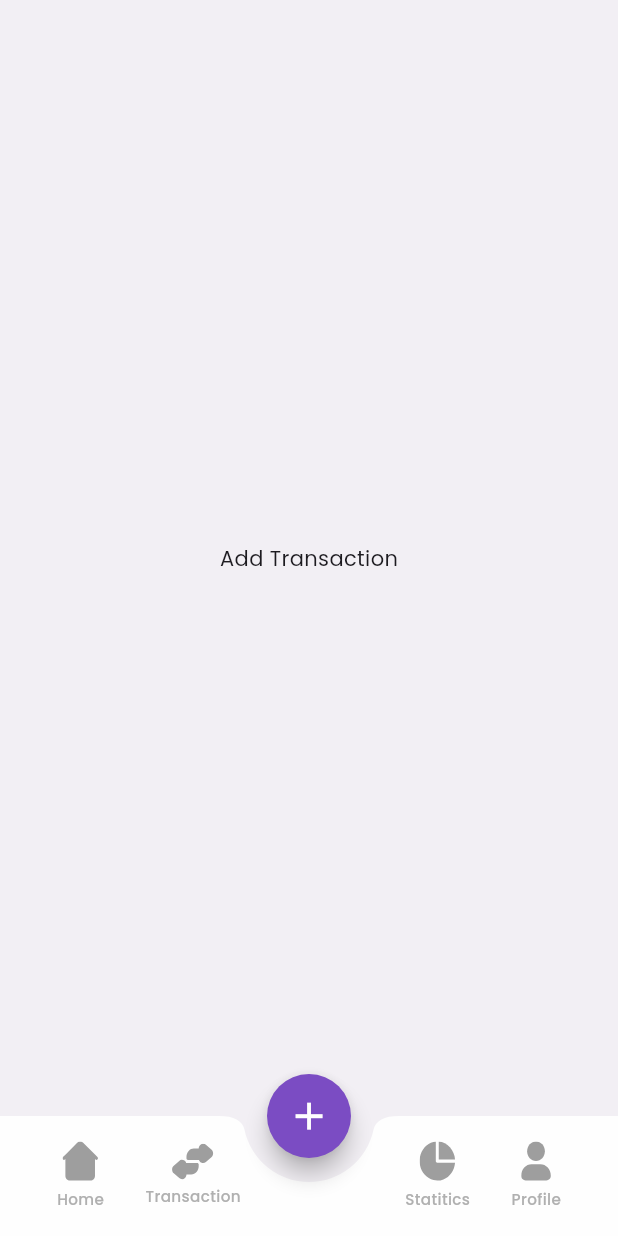
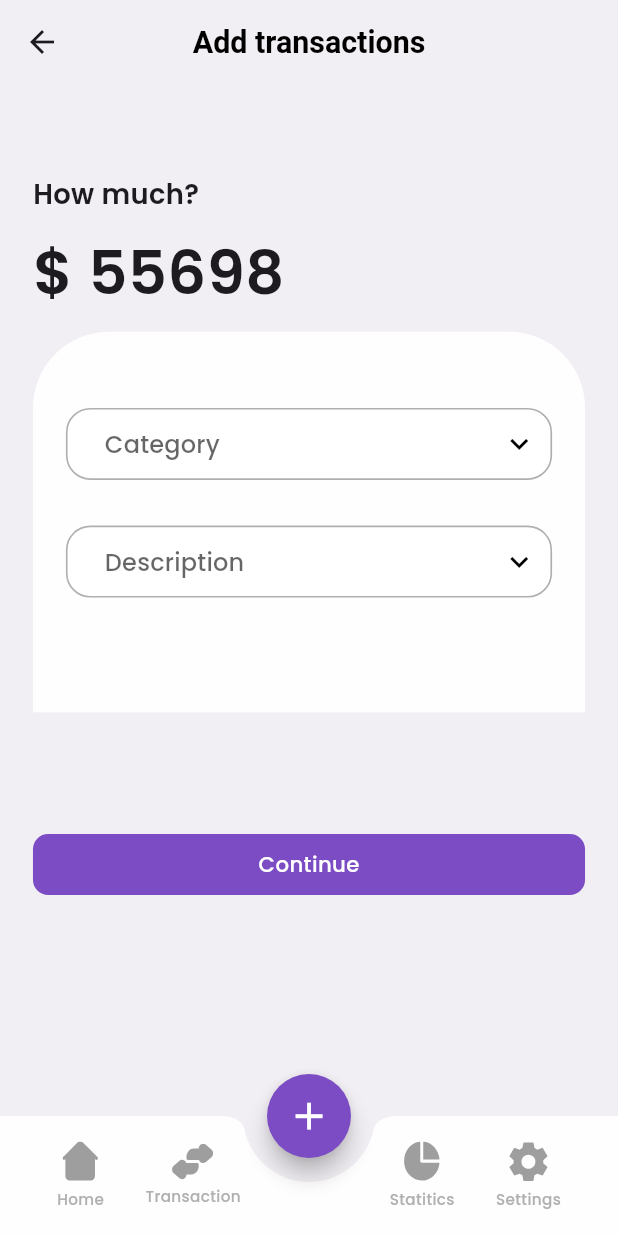
Before and after one commit to ziadmagdy109/walletly, a Flutter app: the MainLayout screen opened by its route, after a tap on the "add" icon, on a phone screen of 412 x 824 dp. Run offline on Flutter 3.47's test engine with Material 3 defaults, Android fonts, the phone set to English and light mode, and no system bars; drawn by our look-alikes of dropdown_button2; our stand-ins replace flutter_bloc, flutter_screenutil, flutter_svg, google_fonts, heroicons.

Commit message:
Finish Add Transaction

```diff
--- a/lib/core/utils/app_constants.dart
+++ b/lib/core/utils/app_constants.dart
@@ -17,13 +17,15 @@ class AppConstants {
   static const String kRecentTitle = "Income";
   static const String kRecentTitle2 = "Food";
   static const String kTransactions = "Transactions";
+  static const String kAddTransactions = "Add transactions";
   static const String kTextHome = "Home";
   static const String kTransaction = "Transaction";
   static const String kStatitics = "Statitics";
-  static const String kProfile = "Profile";
+  static const String kSettings = "Settings";
   static const String kShopping = "Shopping";
   static const String kBuySomeGrocery = "Buy some grocery";
   static const String kTransactionPrice = "- 5120";
+  static const String kContinue = "Continue";
 
   // Assets
   static const String kImageSplash = "assets/image_onsplash.png";
@@ -35,7 +37,7 @@ class AppConstants {
   static const String kIconHome = "assets/home.svg";
   static const String kImageTransaction = "assets/Transaction.svg";
   static const String kImageStatitics = "assets/pie chart.svg";
-  static const String kImageProfile = "assets/user.svg";
+  static const String kImageSettings = "assets/settings-filled.svg";
   // static const String
   // static const String
   // static const String
--- a/lib/core/utils/app_text_style.dart
+++ b/lib/core/utils/app_text_style.dart
@@ -27,6 +27,10 @@ class AppTextStyle {
     fontSize: 13.sp,
     fontWeight: FontWeight.w500,
   );
+  static TextStyle font16Weight400 = TextStyle(
+    fontSize: 16.sp,
+    fontWeight: FontWeight.w400,
+  );
   static TextStyle font16Weight500 = TextStyle(
     fontSize: 16.sp,
     fontWeight: FontWeight.w500,
@@ -38,6 +42,10 @@ class AppTextStyle {
   static TextStyle font18Weight400 = TextStyle(
     fontSize: 18.sp,
     fontWeight: FontWeight.w400,
+  );
+  static TextStyle font18Weight600 = TextStyle(
+    fontSize: 18.sp,
+    fontWeight: FontWeight.w600,
   );
   static TextStyle font20Weight400 = TextStyle(
     fontSize: 20.sp,
--- a/lib/features/onSplash/presentation/widgets/button_on_splash.dart
+++ b/lib/core/widgets/button_press.dart
@@ -2,15 +2,16 @@ import 'package:flutter/material.dart';
 import 'package:flutter_screenutil/flutter_screenutil.dart';
 import 'package:walletly/core/routing/routes.dart';
 import 'package:walletly/core/utils/app_colors.dart';
-import 'package:walletly/core/utils/app_constants.dart';
 import 'package:walletly/core/utils/app_text_style.dart';
 
-class ButtonOnSplash extends StatelessWidget {
-  const ButtonOnSplash({super.key});
+class ButtonPress extends StatelessWidget {
+  const ButtonPress({super.key, required this.textButton});
+  final String textButton;
 
   @override
   Widget build(BuildContext context) {
     return GestureDetector(
+      // on tap custom
       onTap: () {
         Navigator.pushReplacementNamed(context, Routes.mainLayout);
       },
@@ -23,7 +24,7 @@ class ButtonOnSplash extends StatelessWidget {
         ),
         child: Center(
           child: Text(
-            AppConstants.kTextButtonOnSplash,
+            textButton,
             style: AppTextStyle.font14Weight500.copyWith(
               color: AppColors.myWhite,
             ),
--- a/lib/features/Transaction/presentation/views/transaction_view.dart
+++ b/lib/features/Transaction/presentation/views/transaction_view.dart
@@ -10,10 +10,7 @@ class TransactionView extends StatelessWidget {
   Widget build(BuildContext context) {
     return Scaffold(
       appBar: AppBar(
-        title: Text(
-          AppConstants.kTransactions,
-          style: AppTextStyle.font20Weight400,
-        ),
+        title: Text(AppConstants.kTransactions),
         centerTitle: true,
       ),
       body: SingleChildScrollView(
--- /dev/null
+++ b/lib/features/addTransaction/presentation/cubit/add_transaction_cubit.dart
@@ -0,0 +1,27 @@
+import 'package:flutter_bloc/flutter_bloc.dart';
+
+class AddTransactionState {
+  final String? category;
+  final String? description;
+
+  AddTransactionState({this.category, this.description});
+
+  AddTransactionState copyWith({String? category, String? description}) {
+    return AddTransactionState(
+      category: category ?? this.category,
+      description: description ?? this.description,
+    );
+  }
+}
+
+class AddTransactionCubit extends Cubit<AddTransactionState> {
+  AddTransactionCubit() : super(AddTransactionState());
+
+  void changeCategory(String value) {
+    emit(state.copyWith(category: value));
+  }
+
+  void changeDescription(String value) {
+    emit(state.copyWith(description: value));
+  }
+}
--- a/lib/features/addTransaction/presentation/views/add_transaction.dart
+++ b/lib/features/addTransaction/presentation/views/add_transaction.dart
@@ -1,10 +1,43 @@
 import 'package:flutter/material.dart';
+import 'package:flutter_bloc/flutter_bloc.dart';
+import 'package:flutter_screenutil/flutter_screenutil.dart';
+import 'package:walletly/core/utils/app_constants.dart';
+import 'package:walletly/core/utils/app_text_style.dart';
+import 'package:walletly/core/widgets/button_press.dart';
+import 'package:walletly/features/addTransaction/presentation/cubit/add_transaction_cubit.dart';
+import 'package:walletly/features/addTransaction/presentation/widgets/container_add_transaction.dart';
 
 class AddTransaction extends StatelessWidget {
   const AddTransaction({super.key});
 
   @override
   Widget build(BuildContext context) {
-    return Center(child: Text("Add Transaction"));
+    return BlocProvider(
+      create: (context) => AddTransactionCubit(),
+      child: Scaffold(
+        appBar: AppBar(
+          title: Text(AppConstants.kAddTransactions),
+          centerTitle: true,
+        ),
+        body: SingleChildScrollView(
+          child: Padding(
+            padding: EdgeInsets.symmetric(horizontal: 20.w),
+            child: Column(
+              crossAxisAlignment: CrossAxisAlignment.start,
+              children: [
+                SizedBox(height: 60.h),
+                Text("How much?", style: AppTextStyle.font18Weight600),
+                SizedBox(height: 10.h),
+                Text(r"$ 55698", style: AppTextStyle.font40Weight600),
+                SizedBox(height: 10.h),
+                ContainerAddTransaction(),
+                SizedBox(height: 80.h),
+                ButtonPress(textButton: AppConstants.kContinue),
+              ],
+            ),
+          ),
+        ),
+      ),
+    );
   }
 }
--- /dev/null
+++ b/lib/features/addTransaction/presentation/widgets/category_dropdown.dart
@@ -0,0 +1,44 @@
+import 'package:dropdown_button2/dropdown_button2.dart';
+import 'package:flutter/material.dart';
+import 'package:flutter_bloc/flutter_bloc.dart';
+import 'package:flutter_screenutil/flutter_screenutil.dart';
+import 'package:walletly/core/utils/app_colors.dart';
+import 'package:walletly/features/addTransaction/presentation/cubit/add_transaction_cubit.dart';
+
+class CategoryDropdown extends StatelessWidget {
+  final List<String> items = const ["Income", "Expense"];
+
+  @override
+  Widget build(BuildContext context) {
+    return BlocBuilder<AddTransactionCubit, AddTransactionState>(
+      builder: (context, state) {
+        return DropdownButtonHideUnderline(
+          child: DropdownButton2(
+            isExpanded: true,
+            hint: const Text("Category"),
+            value: state.category,
+            items: items
+                .map((item) => DropdownMenuItem(value: item, child: Text(item)))
+                .toList(),
+            onChanged: (value) {
+              context.read<AddTransactionCubit>().changeCategory(value!);
+            },
+            //
+            buttonStyleData: ButtonStyleData(
+              padding: EdgeInsets.symmetric(horizontal: 8.w, vertical: 10.h),
+              decoration: BoxDecoration(
+                borderRadius: BorderRadius.circular(16.r),
+                border: Border.all(color: AppColors.myGrey, width: 1.w),
+                color: Colors.white,
+              ),
+            ),
+            //
+            iconStyleData: const IconStyleData(
+              icon: Icon(Icons.keyboard_arrow_down, color: AppColors.myBlack),
+            ),
+          ),
+        );
+      },
+    );
+  }
+}
--- /dev/null
+++ b/lib/features/addTransaction/presentation/widgets/container_add_transaction.dart
@@ -0,0 +1,35 @@
+import 'package:flutter/material.dart';
+import 'package:flutter_screenutil/flutter_screenutil.dart';
+import 'package:walletly/core/utils/app_colors.dart';
+import 'package:walletly/features/addTransaction/presentation/widgets/category_dropdown.dart';
+import 'package:walletly/features/addTransaction/presentation/widgets/describe_dropdown.dart';
+
+class ContainerAddTransaction extends StatelessWidget {
+  const ContainerAddTransaction({super.key});
+
+  @override
+  Widget build(BuildContext context) {
+    return Container(
+      height: 250.h,
+      width: 375.w,
+      decoration: BoxDecoration(
+        color: AppColors.myWhite,
+        borderRadius: BorderRadius.only(
+          topRight: Radius.circular(50.r),
+          topLeft: Radius.circular(50.r),
+        ),
+      ),
+      child: Padding(
+        padding: EdgeInsets.symmetric(horizontal: 20.w),
+        child: Column(
+          children: [
+            SizedBox(height: 50.h),
+            CategoryDropdown(),
+            SizedBox(height: 30.h),
+            DescriptionDropdown(),
+          ],
+        ),
+      ),
+    );
+  }
+}
--- /dev/null
+++ b/lib/features/addTransaction/presentation/widgets/describe_dropdown.dart
@@ -0,0 +1,44 @@
+import 'package:dropdown_button2/dropdown_button2.dart';
+import 'package:flutter/material.dart';
+import 'package:flutter_bloc/flutter_bloc.dart';
+import 'package:flutter_screenutil/flutter_screenutil.dart';
+import 'package:walletly/core/utils/app_colors.dart';
+import 'package:walletly/features/addTransaction/presentation/cubit/add_transaction_cubit.dart';
+
+class DescriptionDropdown extends StatelessWidget {
+  final List<String> items = const ['Salary', 'Shopping', 'Bills', 'Transport'];
+
+  @override
+  Widget build(BuildContext context) {
+    return BlocBuilder<AddTransactionCubit, AddTransactionState>(
+      builder: (context, state) {
+        return DropdownButtonHideUnderline(
+          child: DropdownButton2(
+            isExpanded: true,
+            hint: const Text("Description"),
+            value: state.description,
+            items: items
+                .map((item) => DropdownMenuItem(value: item, child: Text(item)))
+                .toList(),
+            onChanged: (value) {
+              context.read<AddTransactionCubit>().changeDescription(value!);
+            },
+            //
+            buttonStyleData: ButtonStyleData(
+              padding: EdgeInsets.symmetric(horizontal: 8.w, vertical: 10.h),
+              decoration: BoxDecoration(
+                borderRadius: BorderRadius.circular(16.r),
+                border: Border.all(color: AppColors.myGrey, width: 1.w),
+                color: Colors.white,
+              ),
+            ),
+            //
+            iconStyleData: const IconStyleData(
+              icon: Icon(Icons.keyboard_arrow_down, color: AppColors.myBlack),
+            ),
+          ),
+        );
+      },
+    );
+  }
+}
--- a/lib/features/home/presentation/views/home_view.dart
+++ b/lib/features/home/presentation/views/home_view.dart
@@ -22,7 +22,7 @@ class HomeView extends StatelessWidget {
             TotalBalance(),
             SizedBox(height: 20.h),
             RowIncomeAndExpenses(),
-            SizedBox(height: 20.h),
+            SizedBox(height: 40.h),
             Column(
               children: [
                 RowRecentAndViewAll(),
--- a/lib/features/onSplash/presentation/views/on_splash_view.dart
+++ b/lib/features/onSplash/presentation/views/on_splash_view.dart
@@ -3,7 +3,7 @@ import 'package:flutter_screenutil/flutter_screenutil.dart';
 import 'package:walletly/core/utils/app_colors.dart';
 import 'package:walletly/core/utils/app_constants.dart';
 import 'package:walletly/core/utils/app_text_style.dart';
-import 'package:walletly/features/onSplash/presentation/widgets/button_on_splash.dart';
+import 'package:walletly/core/widgets/button_press.dart';
 
 class OnSplashView extends StatelessWidget {
   const OnSplashView({super.key});
@@ -43,7 +43,7 @@ class OnSplashView extends StatelessWidget {
             ),
             Padding(
               padding: EdgeInsets.symmetric(horizontal: 60.w),
-              child: ButtonOnSplash(),
+              child: ButtonPress(textButton: AppConstants.kTextButtonOnSplash),
             ),
           ],
         ),
--- /dev/null
+++ b/lib/features/settings/presentation/views/settings_view.dart
@@ -0,0 +1,10 @@
+import 'package:flutter/material.dart';
+
+class SettingsView extends StatelessWidget {
+  const SettingsView({super.key});
+
+  @override
+  Widget build(BuildContext context) {
+    return Center(child: Text("Settings"));
+  }
+}
--- /dev/null
+++ b/lib/features/statitcs/presentation/views/statitcs_view.dart
@@ -0,0 +1,10 @@
+import 'package:flutter/material.dart';
+
+class StatitcsView extends StatelessWidget {
+  const StatitcsView({super.key});
+
+  @override
+  Widget build(BuildContext context) {
+    return Center(child: Text("Statitcs"));
+  }
+}
--- a/lib/main_layout.dart
+++ b/lib/main_layout.dart
@@ -9,6 +9,8 @@ import 'package:walletly/features/Transaction/presentation/views/transaction_vie
 import 'package:walletly/features/addTransaction/presentation/views/add_transaction.dart';
 import 'package:walletly/features/home/presentation/cubit/navigation_cubit.dart';
 import 'package:walletly/features/home/presentation/views/home_view.dart';
+import 'package:walletly/features/settings/presentation/views/settings_view.dart';
+import 'package:walletly/features/statitcs/presentation/views/statitcs_view.dart';
 
 class MainLayout extends StatelessWidget {
   final int currentIndex = 0;
@@ -16,8 +18,8 @@ class MainLayout extends StatelessWidget {
     HomeView(),
     TransactionView(),
     AddTransaction(),
-    HomeView(),
-    HomeView(),
+    StatitcsView(),
+    SettingsView(),
   ];
 
   @override
@@ -71,8 +73,8 @@ class MainLayout extends StatelessWidget {
                         ),
                         SizedBox(width: 25.w),
                         bottomItem(
-                          image: AppConstants.kImageProfile,
-                          label: AppConstants.kProfile,
+                          image: AppConstants.kImageSettings,
+                          label: AppConstants.kSettings,
                           index: 4,
                           currentIndex: currentIndex,
                           context: context,
--- a/lib/my_app.dart
+++ b/lib/my_app.dart
@@ -3,6 +3,7 @@ import 'package:flutter_screenutil/flutter_screenutil.dart';
 import 'package:google_fonts/google_fonts.dart';
 import 'package:walletly/core/routing/app_router.dart';
 import 'package:walletly/core/utils/app_colors.dart';
+import 'package:walletly/core/utils/app_text_style.dart';
 
 class MyApp extends StatelessWidget {
   const MyApp({super.key});
@@ -21,6 +22,9 @@ class MyApp extends StatelessWidget {
             appBarTheme: AppBarTheme(
               backgroundColor: AppColors.colorBackGround,
               surfaceTintColor: AppColors.colorBackGround,
+              titleTextStyle: AppTextStyle.font20Weight600.copyWith(
+                color: AppColors.myBlack,
+              ),
             ),
             scaffoldBackgroundColor: AppColors.colorBackGround,
             textTheme: GoogleFonts.poppinsTextTheme(),
--- a/pubspec.yaml
+++ b/pubspec.yaml
@@ -8,9 +8,11 @@ environment:
 
 dependencies:
   cupertino_icons: ^1.0.8
+  dropdown_button2: ^2.3.9
   flutter:
     sdk: flutter
   flutter_bloc: ^9.1.1
+  flutter_dropdown: ^1.0.1+hotfix.1
   flutter_screenutil: ^5.9.3
   flutter_svg: ^2.2.2
   google_fonts: ^6.3.2
```
Also changed, not shown: assets/settings-filled.svg (added), assets/user.svg (deleted), pubspec.lock.
